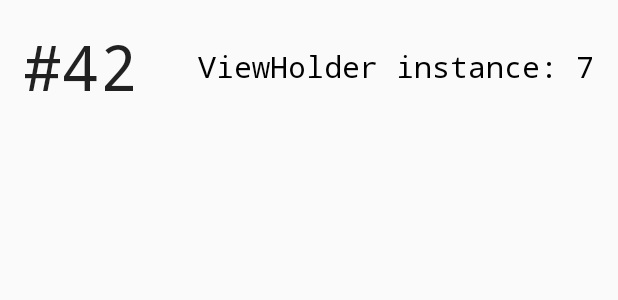
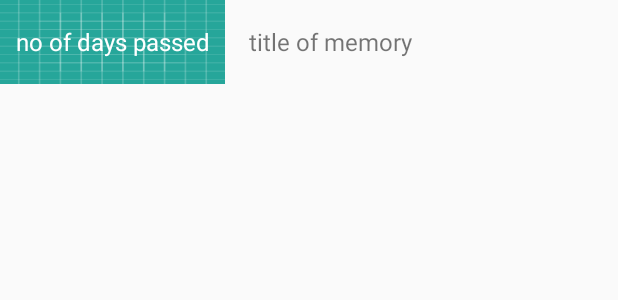
Before and after one commit to LucianEpure/AndroidApp, an Android app: the layout list_item.xml on its own in the app's theme, with its tools: preview values and no code run, on a phone screen of 412 x 824 dp. Shown: the top 300 px of the screen. Run offline under Robolectric (Android 15) with nearby library versions, the phone set to English and light mode, and no system bars.

Commit message:
daycounter in show list

```diff
--- a/app/src/main/res/layout/list_item.xml
+++ b/app/src/main/res/layout/list_item.xml
@@ -1,28 +1,30 @@
 <?xml version="1.0" encoding="utf-8"?>
-
-<FrameLayout xmlns:android="http://schemas.android.com/apk/res/android"
-    xmlns:tools="http://schemas.android.com/tools"
+<LinearLayout xmlns:android="http://schemas.android.com/apk/res/android"
     android:layout_width="match_parent"
-    android:layout_height="wrap_content"
-    android:padding="16dp">
+    android:layout_height="56dp"
+    android:gravity="center_vertical"
+    android:orientation="horizontal">
 
     <TextView
-        android:id="@+id/tv_item_number"
-        style="@style/TextAppearance.AppCompat.Title"
-        android:layout_width="wrap_content"
+        android:id="@+id/daysPassedTextView"
+        android:layout_width="150dp"
+        android:layout_height="60dp"
+        android:layout_gravity="center"
+        android:background="@drawable/ic_launcher_background"
+        android:fontFamily="sans-serif"
+        android:gravity="center"
+        android:textColor="@android:color/white"
+        android:textSize="16sp"
+        android:text="@string/no_of_days_passed"/>
+    <TextView
+        android:id="@+id/titleTextView"
+        android:layout_width="0dp"
         android:layout_height="wrap_content"
-        android:layout_gravity="center_vertical|start"
-        android:fontFamily="monospace"
-        android:textSize="42sp"
-        tools:text="#42" />
+        android:layout_marginLeft="16dp"
+        android:layout_weight="1"
+        android:fontFamily="sans-serif"
+        android:textSize="16sp"
+        android:text="@string/title_of_memory"/>
 
-    <TextView
-        android:id="@+id/tv_view_holder_instance"
-        style="@style/TextAppearance.AppCompat.Title"
-        android:layout_width="wrap_content"
-        android:layout_height="wrap_content"
-        android:layout_gravity="center_vertical|end"
-        android:fontFamily="monospace"
-        android:textColor="#000"
-        tools:text="ViewHolder instance: 7" />
-</FrameLayout>
+
+</LinearLayout>
--- a/app/src/main/res/values/strings.xml
+++ b/app/src/main/res/values/strings.xml
@@ -13,4 +13,7 @@
     <string name="write_description">Write description</string>
     <string name="action_reset">Reset</string>
     <string name="up">Up</string>
+    <string name="dbtest">DBtest</string>
+    <string name="title_of_memory">title of memory</string>
+    <string name="no_of_days_passed">no of days passed</string>
 </resources>
```
Also changed, not shown: app/src/main/java/com/example/android/memoryapp/DayCounter.java (+62 -3 lines), app/src/main/java/com/example/android/memoryapp/ListMemories.java (+6 -30 lines), app/src/main/java/com/example/android/memoryapp/recyclePackage/GreenAdapter.java (+35 -40 lines), app/src/main/res/layout/activity_list_memories.xml (+6 -5 lines), app/src/main/res/layout/activity_main.xml (+16 -2 lines).
